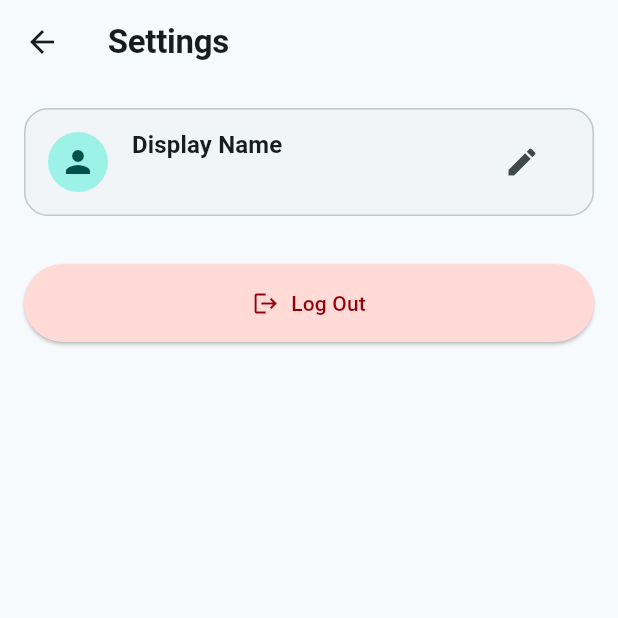
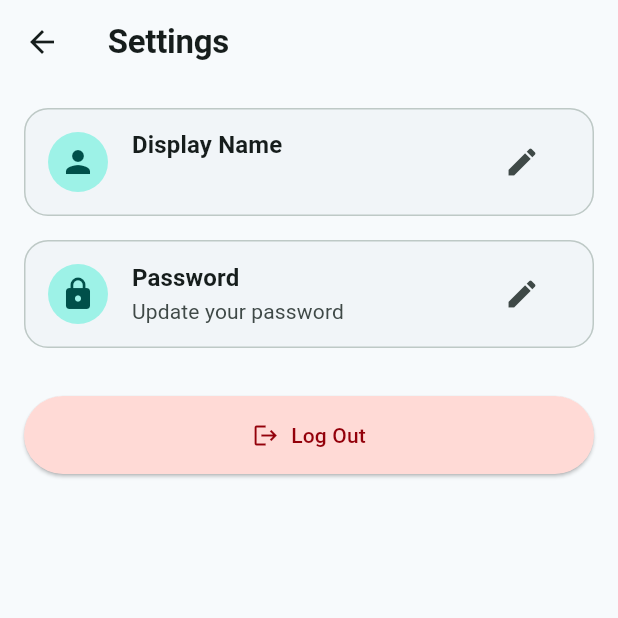
Before and after one commit to Rafee-M/TripCentral, a Flutter app: the SettingsScreen screen opened directly, on a phone screen of 412 x 824 dp, the top half of it. Run offline on Flutter 3.47's test engine with Material 3 defaults, Android fonts, the phone set to English and light mode, and no system bars; our stand-ins replace flutter_dotenv, google_maps_flutter, supabase_flutter; missing offline and left inert: google_places_sdk_plus; accounts and stored records are empty.

Commit message:
feat: UX to reset password

```diff
--- a/lib/features/settings/ui/settings_screen.dart
+++ b/lib/features/settings/ui/settings_screen.dart
@@ -15,12 +15,19 @@ class _SettingsScreenState extends State<SettingsScreen> {
   Map<String, dynamic>? _profile;
   bool _isLoading = true;
   bool _isSaving = false;
+  bool _isSavingPassword = false;
 
   // State for the inline form
   final _formKey = GlobalKey<FormState>();
+  final _passwordFormKey = GlobalKey<FormState>();
+
   final _nameController = TextEditingController();
   final _passwordController = TextEditingController();
+  final _currentPasswordController = TextEditingController();
+  final _newPasswordController = TextEditingController();
+
   bool _isEditingName = false;
+  bool _isEditingPassword = false;
 
   @override
   void initState() {
@@ -32,6 +39,8 @@ class _SettingsScreenState extends State<SettingsScreen> {
   void dispose() {
     _nameController.dispose();
     _passwordController.dispose();
+    _currentPasswordController.dispose();
+    _newPasswordController.dispose();
     super.dispose();
   }
 
@@ -75,6 +84,31 @@ class _SettingsScreenState extends State<SettingsScreen> {
     }
   }
 
+  Future<void> _savePassword() async {
+    if (!_passwordFormKey.currentState!.validate()) return;
+
+    setState(() => _isSavingPassword = true);
+    try {
+      await _settingsService.updatePassword(
+        currentPassword: _currentPasswordController.text,
+        newPassword: _newPasswordController.text,
+      );
+
+      if (mounted) {
+        ScaffoldMessenger.of(context).showSnackBar(const SnackBar(content: Text('Password updated successfully!')));
+        setState(() {
+          _isEditingPassword = false;
+          _currentPasswordController.clear();
+          _newPasswordController.clear();
+        });
+      }
+    } catch (e) {
+      if (mounted) ScaffoldMessenger.of(context).showSnackBar(SnackBar(content: Text('Error updating password: $e')));
+    } finally {
+      if (mounted) setState(() => _isSavingPassword = false);
+    }
+  }
+
   Future<void> _logout() async {
     try {
       await _settingsService.signOut();
@@ -104,6 +138,8 @@ class _SettingsScreenState extends State<SettingsScreen> {
               padding: const EdgeInsets.all(16.0),
               children: [
                 _buildProfileSection(theme),
+                const SizedBox(height: 16),
+                _buildPasswordSection(theme),
                 const SizedBox(height: 32),
                 ElevatedButton.icon(
                   style: ElevatedButton.styleFrom(
@@ -208,4 +244,97 @@ class _SettingsScreenState extends State<SettingsScreen> {
       ),
     );
   }
+
+  Widget _buildPasswordSection(ThemeData theme) {
+    return Card(
+      elevation: 0,
+      color: theme.colorScheme.surfaceContainerHighest.withValues(alpha: 0.3),
+      shape: RoundedRectangleBorder(
+        borderRadius: BorderRadius.circular(16),
+        side: BorderSide(color: theme.colorScheme.outlineVariant),
+      ),
+      child: Column(
+        children: [
+          ListTile(
+            leading: const CircleAvatar(child: Icon(Icons.lock)),
+            title: const Text('Password', style: TextStyle(fontWeight: FontWeight.bold)),
+            subtitle: const Text('Update your password'),
+            trailing: IconButton(
+              icon: Icon(_isEditingPassword ? Icons.close : Icons.edit),
+              onPressed: () {
+                setState(() {
+                  _isEditingPassword = !_isEditingPassword;
+                  if (!_isEditingPassword) {
+                    _currentPasswordController.clear();
+                    _newPasswordController.clear();
+                  }
+                });
+              },
+            ),
+          ),
+          AnimatedCrossFade(
+            duration: const Duration(milliseconds: 300),
+            crossFadeState: _isEditingPassword ? CrossFadeState.showSecond : CrossFadeState.showFirst,
+            firstChild: const SizedBox(width: double.infinity, height: 0),
+            secondChild: Padding(
+              padding: const EdgeInsets.only(left: 16.0, right: 16.0, bottom: 16.0),
+              child: Form(
+                key: _passwordFormKey,
+                child: Column(
+                  children: [
+                    const Divider(),
+                    const SizedBox(height: 8),
+                    TextFormField(
+                      controller: _currentPasswordController,
+                      obscureText: true,
+                      decoration: const InputDecoration(
+                        labelText: 'Current Password',
+                        border: OutlineInputBorder(),
+                        isDense: true,
+                      ),
+                      validator: (value) {
+                        if (value == null || value.isEmpty) {
+                          return 'Current password is required to confirm changes';
+                        }
+                        return null;
+                      },
+                    ),
+                    const SizedBox(height: 12),
+                    TextFormField(
+                      controller: _newPasswordController,
+                      obscureText: true,
+                      decoration: const InputDecoration(
+                        labelText: 'New Password',
+                        border: OutlineInputBorder(),
+                        isDense: true,
+                      ),
+                      validator: (value) {
+                        if (value == null || value.trim().isEmpty) {
+                          return 'Please enter a new password';
+                        }
+                        if (value.length < 6) {
+                          return 'Password must be at least 6 characters long';
+                        }
+                        return null;
+                      },
+                    ),
+                    const SizedBox(height: 16),
+                    SizedBox(
+                      width: double.infinity,
+                      child: FilledButton(
+                        onPressed: _isSavingPassword ? null : _savePassword,
+                        child: _isSavingPassword
+                            ? const SizedBox(height: 20, width: 20, child: CircularProgressIndicator(strokeWidth: 2))
+                            : const Text('Update Password'),
+                      ),
+                    ),
+                  ],
+                ),
+              ),
+            ),
+          ),
+        ],
+      ),
+    );
+  }
 }
--- a/lib/features/trips/services/trip_service.dart
+++ b/lib/features/trips/services/trip_service.dart
@@ -142,7 +142,7 @@ class TripService {
   }
 }
 
-/// Traditional Builder Class to construct Trip Payloads step-by-step
+/// Builder Class to construct Trip Payloads step-by-step
 class TripBuilder {
   String? _title;
   String? _description;
```
Also changed, not shown: lib/features/settings/services/settings_service.dart (+24 -0 lines).
